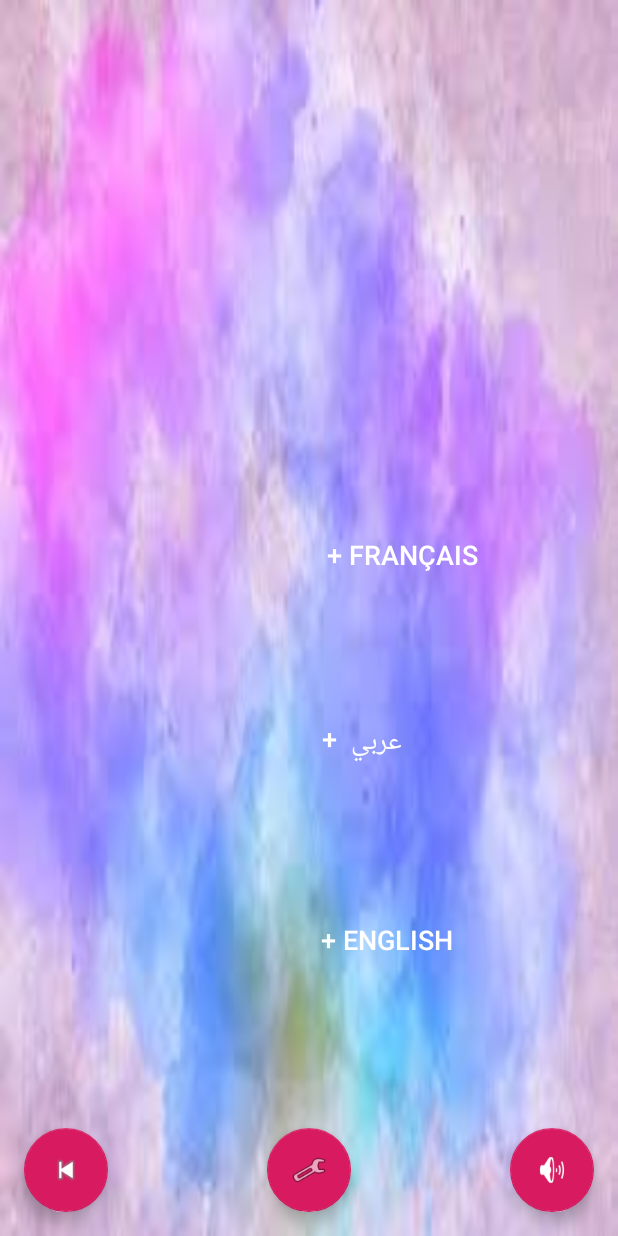
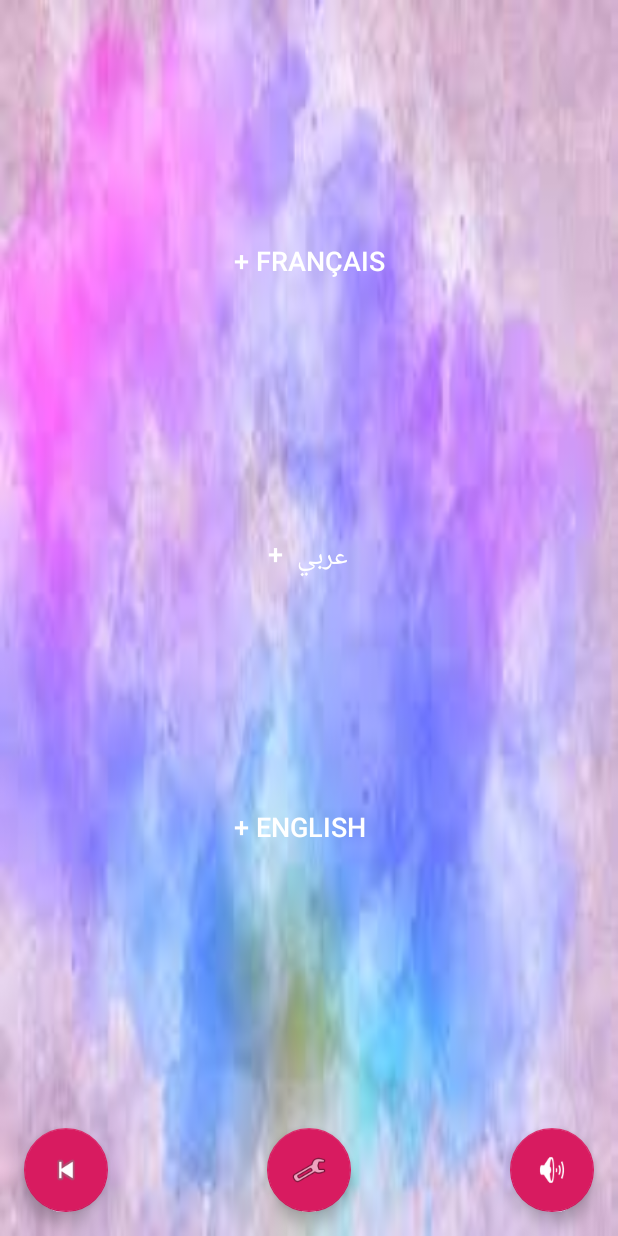
Before and after one commit to Nerffie/Android-Project, an Android app: the ChoixLangActivity screen opened directly, with no data from a screen before it, on a phone screen of 412 x 824 dp. Run offline under Robolectric (Android 15) with nearby library versions, the phone set to English and light mode, and no system bars.

Commit message:
les langues

```diff
--- a/app/src/main/res/layout/content_lang.xml
+++ b/app/src/main/res/layout/content_lang.xml
@@ -21,10 +21,10 @@
         android:textSize="18sp"
         app:layout_constraintBottom_toBottomOf="parent"
         app:layout_constraintEnd_toEndOf="parent"
-        app:layout_constraintHorizontal_bias="0.61"
+        app:layout_constraintHorizontal_bias="0.498"
         app:layout_constraintStart_toStartOf="parent"
         app:layout_constraintTop_toTopOf="parent"
-        app:layout_constraintVertical_bias="0.587" />
+        app:layout_constraintVertical_bias="0.406" />
 
     <Button
         android:id="@+id/francais_button"
@@ -39,10 +39,9 @@
         android:textSize="18sp"
         app:layout_constraintBottom_toBottomOf="parent"
         app:layout_constraintEnd_toEndOf="parent"
-        app:layout_constraintHorizontal_bias="0.7"
         app:layout_constraintStart_toStartOf="parent"
         app:layout_constraintTop_toTopOf="parent"
-        app:layout_constraintVertical_bias="0.426" />
+        app:layout_constraintVertical_bias="0.149" />
 
     <Button
         android:id="@+id/english_button"
@@ -57,8 +56,8 @@
         android:textSize="18sp"
         app:layout_constraintBottom_toBottomOf="parent"
         app:layout_constraintEnd_toEndOf="parent"
-        app:layout_constraintHorizontal_bias="0.66"
+        app:layout_constraintHorizontal_bias="0.482"
         app:layout_constraintStart_toStartOf="parent"
         app:layout_constraintTop_toTopOf="parent"
-        app:layout_constraintVertical_bias="0.788" />
+        app:layout_constraintVertical_bias="0.682" />
 </android.support.constraint.ConstraintLayout>
```
Also changed, not shown: app/src/main/java/com/example/drawing/MyScreen.java (+16 -0 lines), 2 other files.
